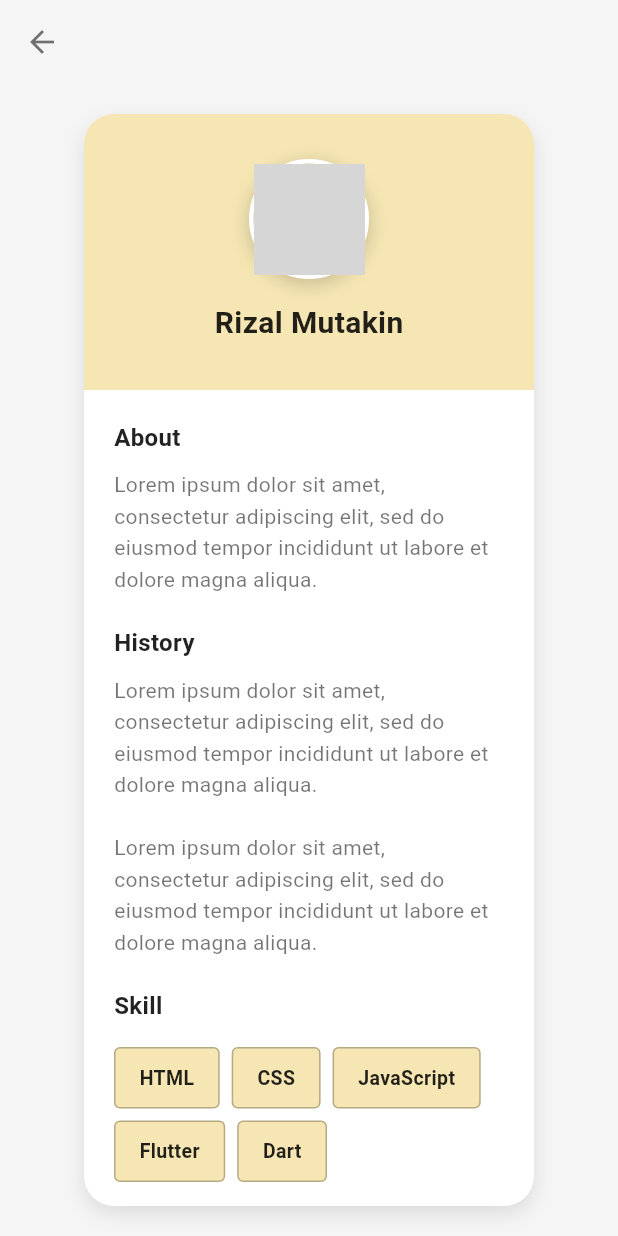
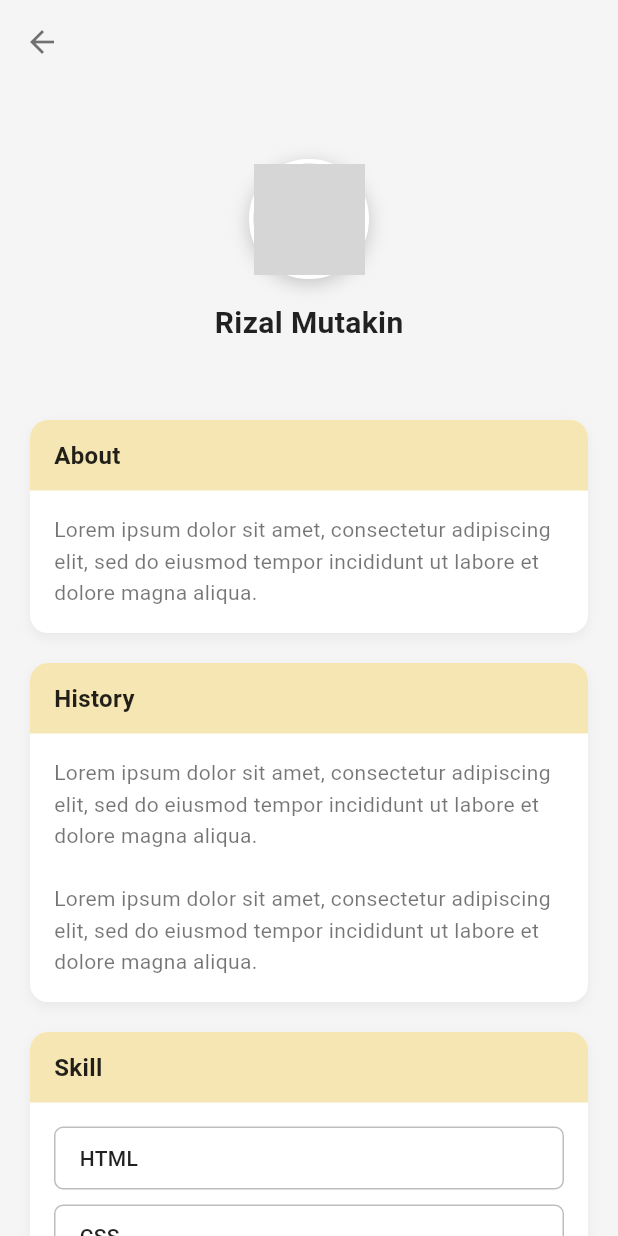
Before and after one commit to Rizalmuta/Belajar-Flutter, a Flutter app: the screen it shows after launch, after a tap on "See Profile", on a phone screen of 412 x 824 dp. Run offline on Flutter 3.47's test engine with Material 3 defaults, Android fonts, the phone set to English and light mode, and no system bars; grey boxes are pictures that could not be loaded.

Commit message:
perubahan code

```diff
--- a/lib/main.dart
+++ b/lib/main.dart
@@ -14,7 +14,7 @@ class Home extends StatelessWidget {
     return Scaffold(
       body: Container(
         width: MediaQuery.of(context).size.width, // lebar sesuai layar
-        height: MediaQuery.of(context).size.height, // tinggi sesuai layar
+        height: MediaQuery.of(context).size.height,
         decoration: const BoxDecoration(
           image: DecorationImage(
             image: AssetImage("Assets/Images/backround.jpg"),
@@ -51,9 +51,9 @@ class Home extends StatelessWidget {
                ),
                ),
                const Text(
-               "Smk Wikrama Bogor",
+               "Vocational High School\nStudent at SMK Wikrama Bogor",
                style: TextStyle(
-               fontSize: 30.0,
+               fontSize: 20.0,
                fontWeight: FontWeight.bold,
                color: Colors.red,
                ),
--- a/lib/second.dart
+++ b/lib/second.dart
@@ -15,35 +15,14 @@ class secondPage extends StatelessWidget {
           onPressed: () => Navigator.pop(context),
         ),
       ),
-      body: Center(
-        child: Container(
-          width: 300,
-          margin: const EdgeInsets.all(20),
-          decoration: BoxDecoration(
-            color: Colors.white,
-            borderRadius: BorderRadius.circular(20),
-            boxShadow: [
-              BoxShadow(
-                color: Colors.black.withOpacity(0.1),
-                blurRadius: 10,
-                offset: const Offset(0, 5),
-              ),
-            ],
-          ),
+      body: SingleChildScrollView(
+        padding: const EdgeInsets.all(20),
         child: Column(
-            mainAxisSize: MainAxisSize.min,
           children: [
-              // Header
             Container(
               width: double.infinity,
+              margin: const EdgeInsets.only(bottom: 20),
               padding: const EdgeInsets.all(30),
-                decoration: const BoxDecoration(
-                  color: Color(0xFFF5E6B3),
-                  borderRadius: BorderRadius.only(
-                    topLeft: Radius.circular(20),
-                    topRight: Radius.circular(20),
-                  ),
-                ),
               child: Column(
                 children: [
                   Container(
@@ -65,9 +44,7 @@ class secondPage extends StatelessWidget {
                         'assets/images/profile.jpg',
                         fit: BoxFit.cover,
                         errorBuilder: (context, error, stackTrace) {
-                            return Container(
-                              color: Colors.grey[300],
-                            );
+                          return Container(color: Colors.grey[300]);
                         },
                       ),
                     ),
@@ -85,23 +62,109 @@ class secondPage extends StatelessWidget {
               ),
             ),
 
-              // Content
-              Padding(
-                padding: const EdgeInsets.all(20),
-                child: Column(
-                  crossAxisAlignment: CrossAxisAlignment.start,
-                  children: [
             _buildSection(
               'About',
               'Lorem ipsum dolor sit amet, consectetur adipiscing elit, sed do eiusmod tempor incididunt ut labore et dolore magna aliqua.',
             ),
             const SizedBox(height: 20),
+
             _buildSection(
               'History',
               'Lorem ipsum dolor sit amet, consectetur adipiscing elit, sed do eiusmod tempor incididunt ut labore et dolore magna aliqua.\n\nLorem ipsum dolor sit amet, consectetur adipiscing elit, sed do eiusmod tempor incididunt ut labore et dolore magna aliqua.',
             ),
             const SizedBox(height: 20),
-                    const Text(
+
+            _buildSkillSection([
+              'HTML',
+              'CSS',
+              'JavaScript',
+            ]),
+          ],
+        ),
+      ),
+    );
+  }
+
+  Widget _buildSection(String title, String content) {
+    return Container(
+      width: double.infinity,
+      decoration: BoxDecoration(
+        color: Colors.white,
+        borderRadius: BorderRadius.circular(12),
+        boxShadow: [
+          BoxShadow(
+            color: Colors.black.withOpacity(0.05),
+            blurRadius: 6,
+            offset: const Offset(0, 3),
+          ),
+        ],
+      ),
+      child: Column(
+        crossAxisAlignment: CrossAxisAlignment.start,
+        children: [
+          Container(
+            width: double.infinity,
+            padding: const EdgeInsets.symmetric(horizontal: 16, vertical: 12),
+            decoration: const BoxDecoration(
+              color: Color(0xFFF5E6B3),
+              borderRadius: BorderRadius.only(
+                topLeft: Radius.circular(12),
+                topRight: Radius.circular(12),
+              ),
+            ),
+            child: Text(
+              title,
+              style: const TextStyle(
+                fontSize: 16,
+                fontWeight: FontWeight.bold,
+                color: Colors.black87,
+              ),
+            ),
+          ),
+          Padding(
+            padding: const EdgeInsets.all(16),
+            child: Text(
+              content,
+              style: const TextStyle(
+                fontSize: 14,
+                color: Colors.black54,
+                height: 1.5,
+              ),
+            ),
+          ),
+        ],
+      ),
+    );
+  }
+
+  Widget _buildSkillSection(List<String> skills) {
+    return Container(
+      width: double.infinity,
+      decoration: BoxDecoration(
+        color: Colors.white,
+        borderRadius: BorderRadius.circular(12),
+        boxShadow: [
+          BoxShadow(
+            color: Colors.black.withOpacity(0.05),
+            blurRadius: 6,
+            offset: const Offset(0, 3),
+          ),
+        ],
+      ),
+      child: Column(
+        crossAxisAlignment: CrossAxisAlignment.start,
+        children: [
+          Container(
+            width: double.infinity,
+            padding: const EdgeInsets.symmetric(horizontal: 16, vertical: 12),
+            decoration: const BoxDecoration(
+              color: Color(0xFFF5E6B3),
+              borderRadius: BorderRadius.only(
+                topLeft: Radius.circular(12),
+                topRight: Radius.circular(12),
+              ),
+            ),
+            child: const Text(
               'Skill',
               style: TextStyle(
                 fontSize: 16,
@@ -109,68 +172,35 @@ class secondPage extends StatelessWidget {
                 color: Colors.black87,
               ),
             ),
-                    const SizedBox(height: 16),
-                    Wrap(
-                      spacing: 8,
-                      runSpacing: 8,
-                      children: [
-                        _buildSkillBox('HTML'),
-                        _buildSkillBox('CSS'),
-                        _buildSkillBox('JavaScript'),
-                        _buildSkillBox('Flutter'),
-                        _buildSkillBox('Dart'),
-                      ],
           ),
-                  ],
-                ),
-              ),
-            ],
-          ),
-        ),
-      ),
-    );
-  }
-
-  Widget _buildSection(String title, String content) {
-    return Column(
+          Padding(
+            padding: const EdgeInsets.all(16),
+            child: Column(
               crossAxisAlignment: CrossAxisAlignment.start,
-      children: [
-        Text(
-          title,
-          style: const TextStyle(
-            fontSize: 16,
-            fontWeight: FontWeight.bold,
-            color: Colors.black87,
-          ),
-        ),
-        const SizedBox(height: 10),
-        Text(
-          content,
-          style: const TextStyle(
-            fontSize: 14,
-            color: Colors.black54,
-            height: 1.5,
-          ),
-        ),
-      ],
-    );
-  }
-
-  Widget _buildSkillBox(String skill) {
-    return Container(
-      padding: const EdgeInsets.symmetric(horizontal: 16, vertical: 10),
+              children: skills
+                  .map((skill) => Container(
+                        width: double.infinity,
+                        margin: const EdgeInsets.only(bottom: 10),
+                        padding: const EdgeInsets.symmetric(
+                            horizontal: 16, vertical: 10),
                         decoration: BoxDecoration(
-        color: const Color(0xFFF5E6B3),
-        borderRadius: BorderRadius.circular(4), // buat jadi kotak
+                          color: Colors.white,
+                          borderRadius: BorderRadius.circular(6),
                           border: Border.all(color: Colors.black26),
                         ),
                         child: Text(
                           skill,
                           style: const TextStyle(
-          fontSize: 13,
+                            fontSize: 14,
+                            fontWeight: FontWeight.w500,
                             color: Colors.black87,
-          fontWeight: FontWeight.w600,
                           ),
+                        ),
+                      ))
+                  .toList(),
+            ),
+          ),
+        ],
       ),
     );
   }
```
Lines whose indentation alone changed are shown as unchanged.
